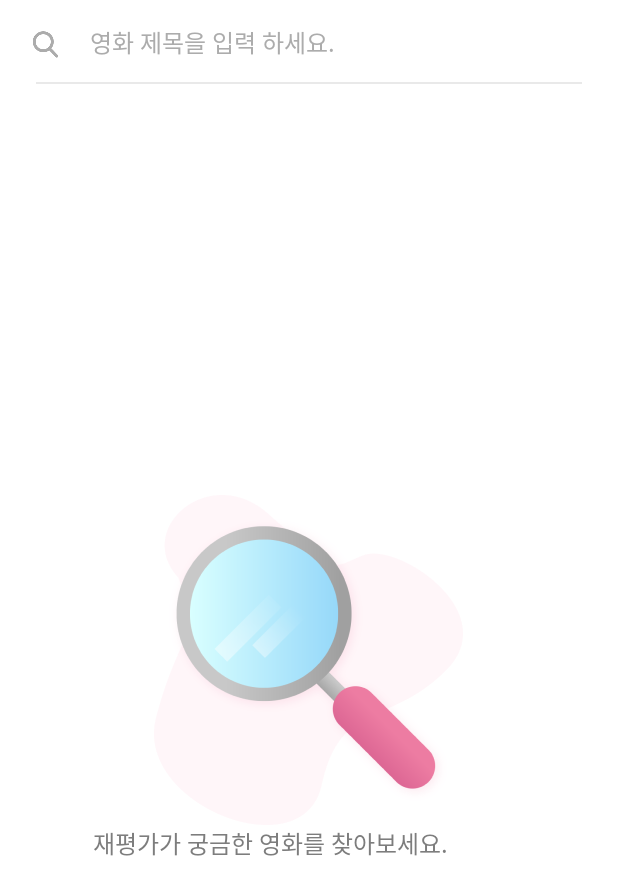
After one commit to wonwoojang/ReReApp, an Android app: the layout fragment_movie.xml on its own in the app's theme, with its tools: preview values and no code run, on a phone screen of 412 x 824 dp. The commit adds this screen. Shown: the top 895 px of the screen. Run offline under Robolectric (Android 15) with nearby library versions, the phone set to English and light mode, and no system bars.

Commit message:
Feat: 9_영화 음악 화면 UI 추가 완료

```diff
--- /dev/null
+++ b/app/src/main/res/drawable/ic_search_24.xml
@@ -0,0 +1,7 @@
+<?xml version="1.0" encoding="utf-8"?>
+<layer-list xmlns:android="http://schemas.android.com/apk/res/android">
+    <item
+        android:width="@dimen/dimens_24"
+        android:height="@dimen/dimens_24"
+        android:drawable="@drawable/ic_search" />
+</layer-list>
--- /dev/null
+++ b/app/src/main/res/layout/fragment_movie.xml
@@ -0,0 +1,56 @@
+<?xml version="1.0" encoding="utf-8"?>
+<layout xmlns:android="http://schemas.android.com/apk/res/android"
+    xmlns:app="http://schemas.android.com/apk/res-auto">
+
+    <androidx.constraintlayout.widget.ConstraintLayout
+        android:layout_width="match_parent"
+        android:layout_height="match_parent">
+
+        <androidx.appcompat.widget.AppCompatImageView
+            android:id="@+id/icon_search"
+            android:layout_width="wrap_content"
+            android:layout_height="wrap_content"
+            android:padding="@dimen/dimens_18"
+            android:src="@drawable/ic_search_24"
+            app:layout_constraintStart_toStartOf="parent"
+            app:layout_constraintTop_toTopOf="parent" />
+
+        <androidx.appcompat.widget.AppCompatEditText
+            android:id="@+id/search"
+            android:layout_width="0dp"
+            android:layout_height="?android:attr/actionBarSize"
+            android:background="@android:color/transparent"
+            android:ellipsize="end"
+            android:hint="영화 제목을 입력 하세요."
+            android:maxLength="30"
+            android:maxLines="1"
+            android:textColorHint="@color/edit_search_hint_color"
+            android:textSize="@dimen/dimens_16"
+            app:layout_constraintEnd_toEndOf="parent"
+            app:layout_constraintStart_toEndOf="@id/icon_search"
+            app:layout_constraintTop_toTopOf="parent" />
+
+        <View
+            android:layout_width="match_parent"
+            android:layout_height="@dimen/dimens_01"
+            android:layout_marginHorizontal="@dimen/dimens_24"
+            android:background="@color/line_color"
+            app:layout_constraintBottom_toBottomOf="@id/search" />
+
+        <androidx.recyclerview.widget.RecyclerView
+            android:layout_width="match_parent"
+            android:layout_height="0dp"
+            android:background="@color/white"
+            android:orientation="vertical"
+            app:layout_constraintBottom_toBottomOf="parent"
+            app:layout_constraintTop_toBottomOf="@id/search" />
+
+        <include
+            layout="@layout/include_loading"
+            android:layout_width="match_parent"
+            android:layout_height="0dp"
+            app:layout_constraintBottom_toBottomOf="parent"
+            app:layout_constraintTop_toBottomOf="@id/search" />
+
+    </androidx.constraintlayout.widget.ConstraintLayout>
+</layout>
--- /dev/null
+++ b/app/src/main/res/layout/include_loading.xml
@@ -0,0 +1,20 @@
+<?xml version="1.0" encoding="utf-8"?>
+<layout xmlns:android="http://schemas.android.com/apk/res/android">
+
+    <androidx.constraintlayout.widget.ConstraintLayout
+        android:layout_width="match_parent"
+        android:layout_height="match_parent">
+
+        <include
+            layout="@layout/include_loading_find"
+            android:layout_width="match_parent"
+            android:layout_height="match_parent" />
+
+        <include
+            layout="@layout/include_loading_not_found"
+            android:layout_width="match_parent"
+            android:layout_height="match_parent"
+            android:visibility="gone" />
+
+    </androidx.constraintlayout.widget.ConstraintLayout>
+</layout>
--- /dev/null
+++ b/app/src/main/res/layout/include_loading_find.xml
@@ -0,0 +1,29 @@
+<?xml version="1.0" encoding="utf-8"?>
+<layout xmlns:android="http://schemas.android.com/apk/res/android"
+    xmlns:app="http://schemas.android.com/apk/res-auto">
+
+    <androidx.constraintlayout.widget.ConstraintLayout
+        android:layout_width="match_parent"
+        android:layout_height="match_parent">
+
+        <androidx.appcompat.widget.AppCompatImageView
+            android:id="@+id/image"
+            android:layout_width="wrap_content"
+            android:layout_height="wrap_content"
+            android:background="@drawable/ic_find_normal"
+            app:layout_constraintBottom_toBottomOf="parent"
+            app:layout_constraintEnd_toEndOf="parent"
+            app:layout_constraintStart_toStartOf="parent"
+            app:layout_constraintTop_toTopOf="parent" />
+
+        <androidx.appcompat.widget.AppCompatTextView
+            android:layout_width="match_parent"
+            android:layout_height="wrap_content"
+            android:layout_marginHorizontal="@dimen/dimens_62"
+            android:text="재평가가 궁금한 영화를 찾아보세요."
+            android:textColor="#7D7D7D"
+            android:textSize="@dimen/dimens_16"
+            app:layout_constraintTop_toBottomOf="@id/image" />
+
+    </androidx.constraintlayout.widget.ConstraintLayout>
+</layout>
--- a/app/src/main/res/values/colors.xml
+++ b/app/src/main/res/values/colors.xml
@@ -12,4 +12,5 @@
     <color name="base_color">#FB87AD</color>
     <color name="base_reversal_color">#FFF6F9</color>
     <color name="line_color">#E9E9E9</color>
+    <color name="edit_search_hint_color">#ACACAC</color>
 </resources>
--- a/app/src/main/res/values/themes.xml
+++ b/app/src/main/res/values/themes.xml
@@ -1,4 +1,4 @@
-<resources xmlns:tools="http://schemas.android.com/tools">
+<resources>
     <!-- Base application theme. -->
     <style name="Theme.ReReApp" parent="Theme.MaterialComponents.DayNight.DarkActionBar">
         <!-- Primary brand color. -->
@@ -22,4 +22,5 @@
     <style name="Theme.ReReApp.AppBarOverlay" parent="ThemeOverlay.AppCompat.Dark.ActionBar" />
 
     <style name="Theme.ReReApp.PopupOverlay" parent="ThemeOverlay.AppCompat.Light" />
+
 </resources>
```
Also changed, not shown: app/src/main/java/com/jww/rereapp/main/movie/ui/MovieFragment.kt (+22 -1 lines), app/src/main/java/com/jww/rereapp/main/music/ui/MusicFragment.kt (+22 -1 lines), app/src/main/res/layout/fragment_info.xml (added, +9 -0 lines), app/src/main/res/layout/fragment_music.xml (added, +56 -0 lines), app/src/main/res/layout/fragment_rere.xml (added, +9 -0 lines), app/src/main/res/layout/include_loading_not_found.xml (added, +31 -0 lines), app/src/main/res/values/dimens.xml (+12 -0 lines), app/src/main/res/drawable-hdpi/ic_find_normal.png, app/src/main/res/drawable-ldpi/ic_find_normal.png, app/src/main/res/drawable-mdpi/ic_find_normal.png, app/src/main/res/drawable-xhdpi/ic_find_normal.png, app/src/main/res/drawable-xxhdpi/ic_find_normal.png, app/src/main/res/drawable-xxxhdpi/ic_find_normal.png, 1 other file.
